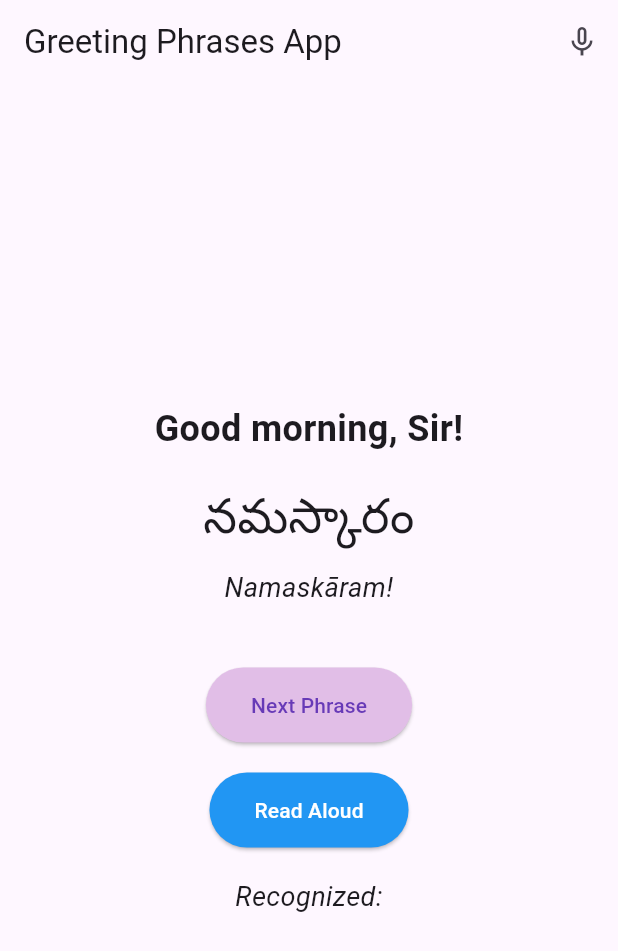
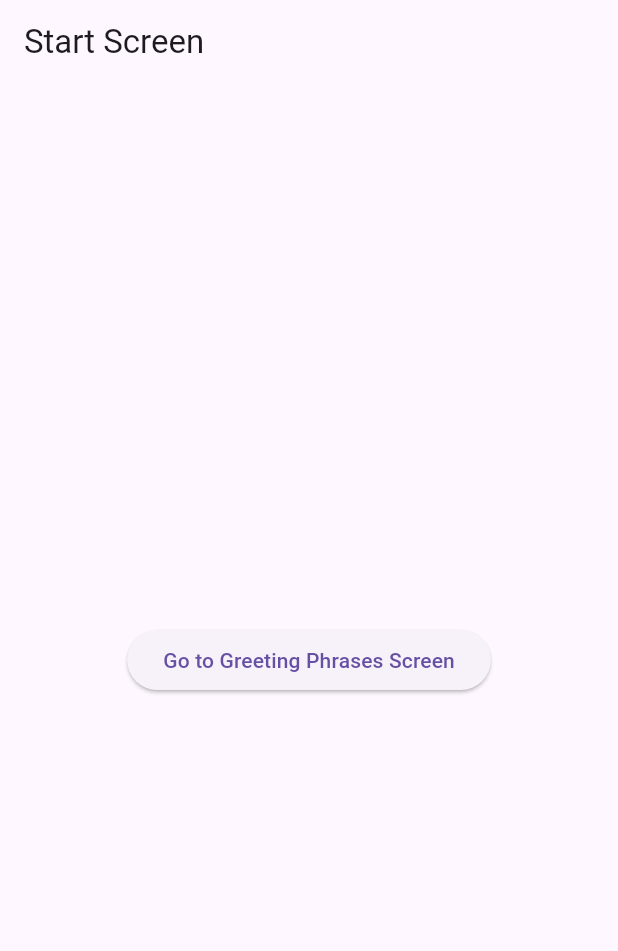
Before and after one commit to Sharathchenna/Duolingo, a Flutter app: the screen it shows after launch, on a phone screen of 412 x 824 dp. Shown: the top 951 px of the screen. Run offline on Flutter 3.47's test engine with Material 3 defaults, Android fonts, the phone set to English and light mode, and no system bars; our stand-ins replace flutter_tts, speech_to_text.

Commit message:
Added A Starting Screen

```diff
--- a/lib/main.dart
+++ b/lib/main.dart
@@ -1,4 +1,6 @@
-// ignore: unused_import
+// ignore_for_file: unused_import
+
+import 'package:duolingo/new_screen.dart';
 import 'package:flutter/foundation.dart';
 import 'package:flutter/material.dart';
 import 'package:flutter_tts/flutter_tts.dart';
@@ -21,7 +23,7 @@ class MyApp extends StatelessWidget {
       theme: ThemeData(
         primarySwatch: Colors.blue,
       ),
-      home: const GreetingPhrasesScreen(),
+      home: StartScreen(),
     );
   }
 }
--- /dev/null
+++ b/lib/new_screen.dart
@@ -0,0 +1,26 @@
+// ignore_for_file: use_key_in_widget_constructors, prefer_const_constructors
+
+import 'package:flutter/material.dart';
+import 'main.dart'; // Import the existing screen
+
+class StartScreen extends StatelessWidget {
+  @override
+  Widget build(BuildContext context) {
+    return Scaffold(
+      appBar: AppBar(
+        title: Text('Start Screen'),
+      ),
+      body: Center(
+        child: ElevatedButton(
+          onPressed: () { // Define the onPressed parameter
+            Navigator.push(
+              context,
+              MaterialPageRoute(builder: (context) => const GreetingPhrasesScreen()),
+            );
+          },
+          child: Text('Go to Greeting Phrases Screen'),
+        ),
+      ),
+    );
+  }
+}
```
